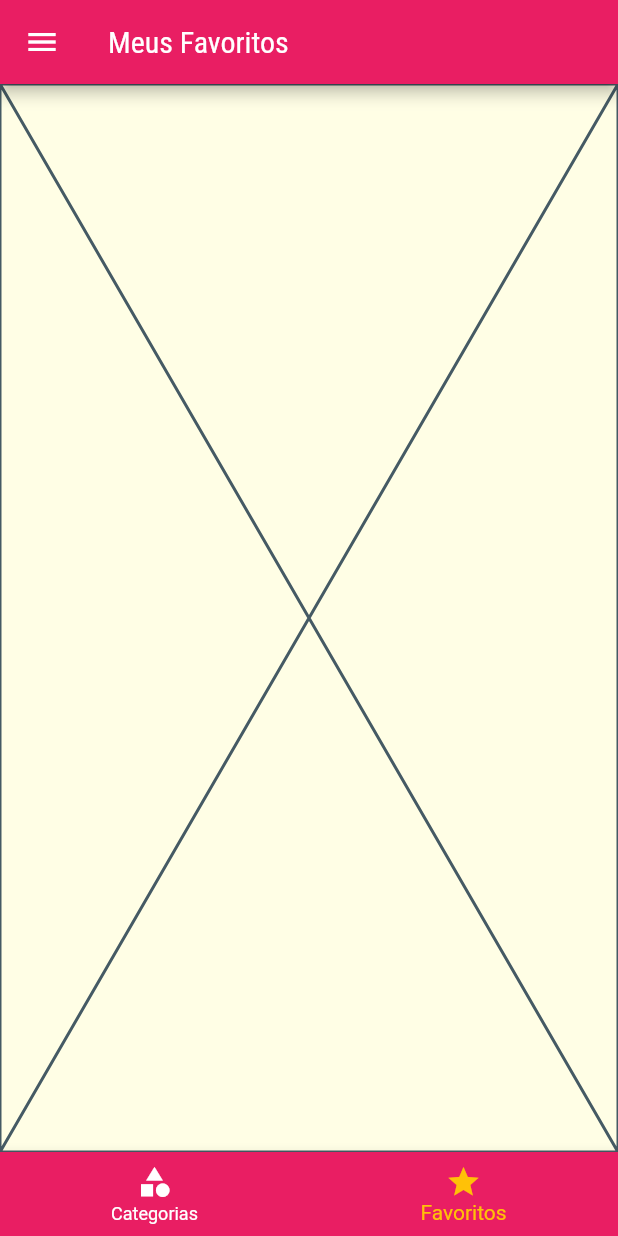
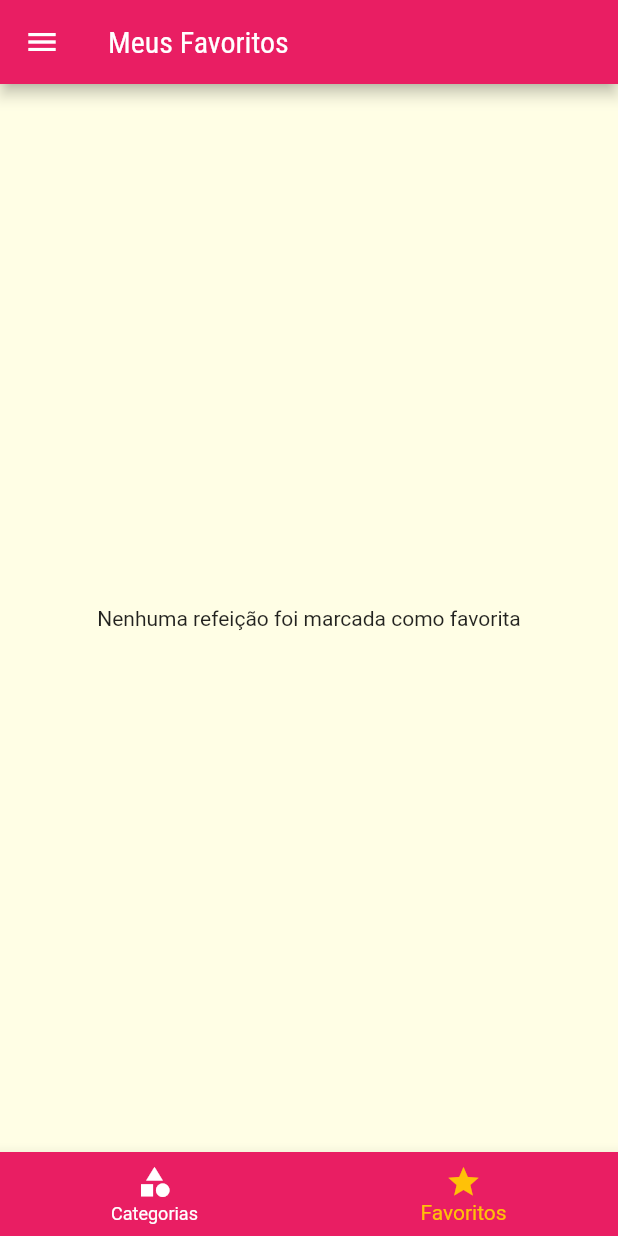
Before and after one commit to santanapaulo/meals-flutter, a Flutter app: the screen it shows after launch, item 2 of the bottom bar chosen, on a phone screen of 412 x 824 dp. Run offline on Flutter 3.47's test engine with Material 2 defaults, Android fonts, the phone set to English and light mode, and no system bars.

Commit message:
favorite meal screen

```diff
--- a/lib/main.dart
+++ b/lib/main.dart
@@ -22,6 +22,7 @@ class MyApp extends StatefulWidget {
 class _MyAppState extends State<MyApp> {
   Settings settings = Settings();
   List<Meal> _availableMeals = dummyMeals;
+  final List<Meal> _favoriteMeals = [];
 
   void _filterMeals(Settings settings) {
     setState(() {
@@ -38,6 +39,18 @@ class _MyAppState extends State<MyApp> {
             !filterVegeterian;
       }).toList();
     });
+  }
+
+  void _toggleFavorite(Meal meal) {
+    setState(() {
+      _favoriteMeals.contains(meal)
+          ? _favoriteMeals.remove(meal)
+          : _favoriteMeals.add(meal);
+    });
+  }
+
+  bool _isFavorite(Meal meal) {
+    return _favoriteMeals.contains(meal);
   }
 
   @override
@@ -58,11 +71,16 @@ class _MyAppState extends State<MyApp> {
             ),
       ),
       routes: {
-        AppRoutes.HOME: (context) => const TabsScreen(),
+        AppRoutes.HOME: (context) => TabsScreen(
+              favoriteMeals: _favoriteMeals,
+            ),
         AppRoutes.CATEGORIES_MEALS: (context) => CategoriesMealsScreen(
               meals: _availableMeals,
             ),
-        AppRoutes.MEAL_DETAIL: (context) => const MealDetailScreen(),
+        AppRoutes.MEAL_DETAIL: (context) => MealDetailScreen(
+              isFavorite: _isFavorite,
+              onToggleFavorite: _toggleFavorite,
+            ),
         AppRoutes.SETTINGS: (context) =>
             SettingsScreen(onSettingsChanged: _filterMeals, settings: settings),
       },
--- a/lib/screens/favorite.dart
+++ b/lib/screens/favorite.dart
@@ -1,10 +1,27 @@
 import 'package:flutter/material.dart';
+import 'package:meals/components/meal_item.dart';
+import 'package:meals/models/meal.dart';
 
 class FavoriteScreen extends StatelessWidget {
-  const FavoriteScreen({super.key});
+  final List<Meal> favoriteMeals;
+
+  const FavoriteScreen(this.favoriteMeals, {Key? key}) : super(key: key);
 
   @override
   Widget build(BuildContext context) {
-    return const Placeholder();
+    if (favoriteMeals.isEmpty) {
+      return const Center(
+        child: Text('Nenhuma refeição foi marcada como favorita'),
+      );
+    } else {
+      return ListView.builder(
+        itemCount: favoriteMeals.length,
+        itemBuilder: (ctx, index) {
+          return MealItem(
+            meal: favoriteMeals[index],
+          );
+        },
+      );
+    }
   }
 }
--- a/lib/screens/tabs.dart
+++ b/lib/screens/tabs.dart
@@ -1,10 +1,13 @@
 import 'package:flutter/material.dart';
 import 'package:meals/components/custom_drawer.dart';
+import 'package:meals/models/meal.dart';
 import 'package:meals/screens/categories.dart';
 import 'package:meals/screens/favorite.dart';
 
 class TabsScreen extends StatefulWidget {
-  const TabsScreen({Key? key}) : super(key: key);
+  final List<Meal> favoriteMeals;
+
+  const TabsScreen({Key? key, required this.favoriteMeals}) : super(key: key);
 
   @override
   State<TabsScreen> createState() => _TabsScreenState();
@@ -13,10 +16,22 @@ class TabsScreen extends StatefulWidget {
 class _TabsScreenState extends State<TabsScreen> {
   int _selectedScreenIndex = 0;
 
-  final List<Map<String, Object>> _screens = [
-    {'title': 'Lista de Categorias', 'screen': const CategoriesScreen()},
-    {'title': 'Meus Favoritos', 'screen': const FavoriteScreen()},
-  ];
+  List<Map<String, Object>>? _screens;
+
+  @override
+  void initState() {
+    super.initState();
+    _screens = [
+      {
+        'title': 'Lista de Categorias',
+        'screen': const CategoriesScreen(),
+      },
+      {
+        'title': 'Meus Favoritos',
+        'screen': FavoriteScreen(widget.favoriteMeals),
+      },
+    ];
+  }
 
   _selectScreen(int index) {
     setState(() {
@@ -29,11 +44,11 @@ class _TabsScreenState extends State<TabsScreen> {
     return Scaffold(
       appBar: AppBar(
         title: Text(
-          _screens[_selectedScreenIndex]['title'] as String,
+          _screens![_selectedScreenIndex]['title'] as String,
         ),
       ),
       drawer: const CustomDrawer(),
-      body: _screens[_selectedScreenIndex]['screen'] as Widget,
+      body: _screens![_selectedScreenIndex]['screen'] as Widget,
       bottomNavigationBar: BottomNavigationBar(
         onTap: _selectScreen,
         backgroundColor: Theme.of(context).colorScheme.primary,
```
Also changed, not shown: lib/screens/meal_detail.dart (+11 -1 lines), 1 other file.
